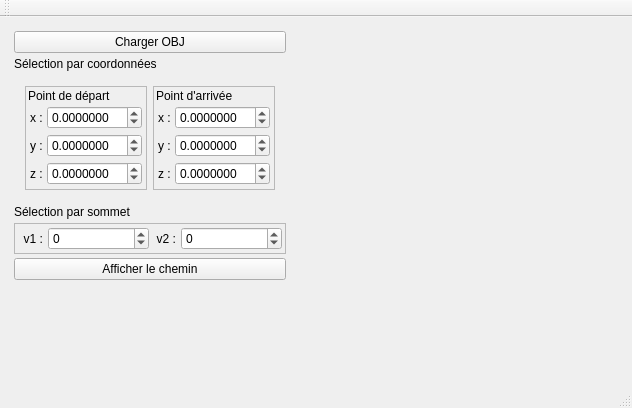
Above: mainwindow.ui from SuperToad/Plus-court-chemin-vers-M2 before the change. Below: the same form after it.
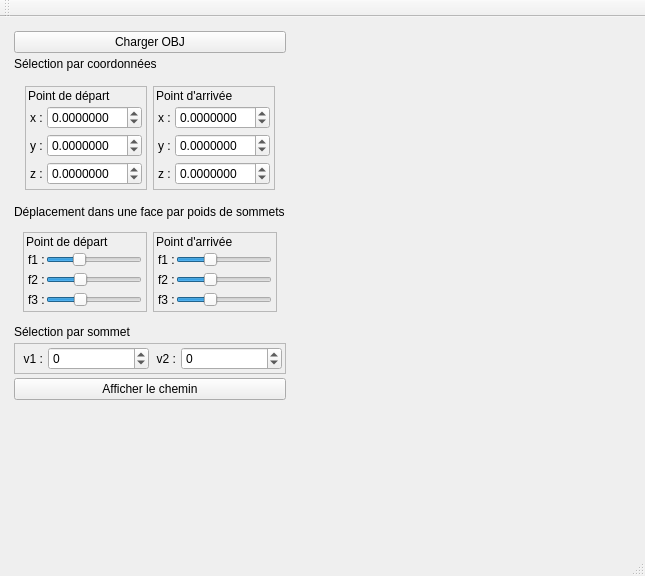
That is the form after the change. Custom widgets are drawn as their Qt base class.

Commit message: Interface sliders pour choix de point fait

Diff of the .ui file:
```diff
--- a/mainwindow.ui
+++ b/mainwindow.ui
@@ -6,8 +6,8 @@
    <rect>
     <x>0</x>
     <y>0</y>
-    <width>632</width>
-    <height>408</height>
+    <width>645</width>
+    <height>576</height>
    </rect>
   </property>
   <property name="windowTitle">
@@ -66,7 +66,7 @@
         </widget>
        </item>
        <item>
-        <widget class="QFrame" name="horizontalFrame">
+        <widget class="QFrame" name="frame_coordonnees">
          <property name="minimumSize">
           <size>
            <width>0</width>
@@ -400,6 +400,397 @@
          </layout>
         </widget>
        </item>
+       <item>
+        <widget class="QLabel" name="label_2">
+         <property name="text">
+          <string>Déplacement dans une face par poids de sommets</string>
+         </property>
+        </widget>
+       </item>
+       <item>
+        <widget class="QFrame" name="frame_deplacement">
+         <property name="minimumSize">
+          <size>
+           <width>0</width>
+           <height>0</height>
+          </size>
+         </property>
+         <layout class="QHBoxLayout" name="horizontalLayout_6">
+          <property name="leftMargin">
+           <number>9</number>
+          </property>
+          <property name="topMargin">
+           <number>9</number>
+          </property>
+          <property name="rightMargin">
+           <number>9</number>
+          </property>
+          <property name="bottomMargin">
+           <number>9</number>
+          </property>
+          <item>
+           <widget class="QFrame" name="verticalFrame">
+            <property name="frameShape">
+             <enum>QFrame::StyledPanel</enum>
+            </property>
+            <property name="frameShadow">
+             <enum>QFrame::Raised</enum>
+            </property>
+            <layout class="QVBoxLayout" name="verticalLayout_5">
+             <property name="spacing">
+              <number>1</number>
+             </property>
+             <property name="leftMargin">
+              <number>2</number>
+             </property>
+             <property name="topMargin">
+              <number>2</number>
+             </property>
+             <property name="rightMargin">
+              <number>2</number>
+             </property>
+             <property name="bottomMargin">
+              <number>2</number>
+             </property>
+             <item>
+              <widget class="QLabel" name="label">
+               <property name="text">
+                <string>Point de départ</string>
+               </property>
+              </widget>
+             </item>
+             <item>
+              <widget class="QFrame" name="widget_dx1">
+               <property name="minimumSize">
+                <size>
+                 <width>0</width>
+                 <height>0</height>
+                </size>
+               </property>
+               <layout class="QHBoxLayout" name="horizontalLayout_13">
+                <property name="spacing">
+                 <number>1</number>
+                </property>
+                <property name="leftMargin">
+                 <number>2</number>
+                </property>
+                <property name="topMargin">
+                 <number>2</number>
+                </property>
+                <property name="rightMargin">
+                 <number>2</number>
+                </property>
+                <property name="bottomMargin">
+                 <number>2</number>
+                </property>
+                <item>
+                 <widget class="QLabel" name="label_dx1">
+                  <property name="text">
+                   <string>f1 :</string>
+                  </property>
+                 </widget>
+                </item>
+                <item>
+                 <widget class="QSlider" name="slider_dx1">
+                  <property name="minimum">
+                   <number>0</number>
+                  </property>
+                  <property name="maximum">
+                   <number>100</number>
+                  </property>
+                  <property name="singleStep">
+                   <number>1</number>
+                  </property>
+                  <property name="value">
+                   <number>32</number>
+                  </property>
+                  <property name="orientation">
+                   <enum>Qt::Horizontal</enum>
+                  </property>
+                 </widget>
+                </item>
+               </layout>
+              </widget>
+             </item>
+             <item>
+              <widget class="QFrame" name="widget_dy1">
+               <property name="minimumSize">
+                <size>
+                 <width>0</width>
+                 <height>0</height>
+                </size>
+               </property>
+               <layout class="QHBoxLayout" name="horizontalLayout_8">
+                <property name="spacing">
+                 <number>1</number>
+                </property>
+                <property name="leftMargin">
+                 <number>2</number>
+                </property>
+                <property name="topMargin">
+                 <number>2</number>
+                </property>
+                <property name="rightMargin">
+                 <number>2</number>
+                </property>
+                <property name="bottomMargin">
+                 <number>2</number>
+                </property>
+                <item>
+                 <widget class="QLabel" name="label_dy1">
+                  <property name="text">
+                   <string>f2 :</string>
+                  </property>
+                 </widget>
+                </item>
+                <item>
+                 <widget class="QSlider" name="slider_dy1">
+                  <property name="minimum">
+                   <number>0</number>
+                  </property>
+                  <property name="maximum">
+                   <number>100</number>
+                  </property>
+                  <property name="value">
+                   <number>33</number>
+                  </property>
+                  <property name="orientation">
+                   <enum>Qt::Horizontal</enum>
+                  </property>
+                 </widget>
+                </item>
+               </layout>
+              </widget>
+             </item>
+             <item>
+              <widget class="QFrame" name="widget_dz1">
+               <property name="minimumSize">
+                <size>
+                 <width>0</width>
+                 <height>0</height>
+                </size>
+               </property>
+               <layout class="QHBoxLayout" name="horizontalLayout_7">
+                <property name="spacing">
+                 <number>1</number>
+                </property>
+                <property name="leftMargin">
+                 <number>2</number>
+                </property>
+                <property name="topMargin">
+                 <number>2</number>
+                </property>
+                <property name="rightMargin">
+                 <number>2</number>
+                </property>
+                <property name="bottomMargin">
+                 <number>2</number>
+                </property>
+                <item>
+                 <widget class="QLabel" name="label_dz1">
+                  <property name="frameShadow">
+                   <enum>QFrame::Plain</enum>
+                  </property>
+                  <property name="text">
+                   <string>f3 :</string>
+                  </property>
+                 </widget>
+                </item>
+                <item>
+                 <widget class="QSlider" name="slider_dz1">
+                  <property name="minimum">
+                   <number>0</number>
+                  </property>
+                  <property name="maximum">
+                   <number>100</number>
+                  </property>
+                  <property name="value">
+                   <number>33</number>
+                  </property>
+                  <property name="orientation">
+                   <enum>Qt::Horizontal</enum>
+                  </property>
+                 </widget>
+                </item>
+               </layout>
+              </widget>
+             </item>
+            </layout>
+            <zorder>label</zorder>
+            <zorder>widget_dz1</zorder>
+            <zorder>widget_dx1</zorder>
+            <zorder>widget_dy1</zorder>
+           </widget>
+          </item>
+          <item>
+           <widget class="QFrame" name="verticalFrame">
+            <property name="frameShape">
+             <enum>QFrame::StyledPanel</enum>
+            </property>
+            <property name="frameShadow">
+             <enum>QFrame::Raised</enum>
+            </property>
+            <layout class="QVBoxLayout" name="verticalLayout_6">
+             <property name="spacing">
+              <number>1</number>
+             </property>
+             <property name="leftMargin">
+              <number>2</number>
+             </property>
+             <property name="topMargin">
+              <number>2</number>
+             </property>
+             <property name="rightMargin">
+              <number>2</number>
+             </property>
+             <property name="bottomMargin">
+              <number>2</number>
+             </property>
+             <item>
+              <widget class="QLabel" name="label_darrivee">
+               <property name="text">
+                <string>Point d'arrivée</string>
+               </property>
+              </widget>
+             </item>
+             <item>
+              <widget class="QFrame" name="widget_dx2">
+               <layout class="QHBoxLayout" name="horizontalLayout_14">
+                <property name="spacing">
+                 <number>1</number>
+                </property>
+                <property name="leftMargin">
+                 <number>2</number>
+                </property>
+                <property name="topMargin">
+                 <number>2</number>
+                </property>
+                <property name="rightMargin">
+                 <number>2</number>
+                </property>
+                <property name="bottomMargin">
+                 <number>2</number>
+                </property>
+                <item>
+                 <widget class="QLabel" name="label_dx2">
+                  <property name="text">
+                   <string>f1 :</string>
+                  </property>
+                 </widget>
+                </item>
+                <item>
+                 <widget class="QSlider" name="slider_dx2">
+                  <property name="minimum">
+                   <number>0</number>
+                  </property>
+                  <property name="maximum">
+                   <number>100</number>
+                  </property>
+                  <property name="value">
+                   <number>33</number>
+                  </property>
+                  <property name="orientation">
+                   <enum>Qt::Horizontal</enum>
+                  </property>
+                 </widget>
+                </item>
+               </layout>
+              </widget>
+             </item>
+             <item>
+              <widget class="QFrame" name="widget_dy2">
+               <layout class="QHBoxLayout" name="horizontalLayout_15">
+                <property name="spacing">
+                 <number>1</number>
+                </property>
+                <property name="leftMargin">
+                 <number>2</number>
+                </property>
+                <property name="topMargin">
+                 <number>2</number>
+                </property>
+                <property name="rightMargin">
+                 <number>2</number>
+                </property>
+                <property name="bottomMargin">
+                 <number>2</number>
+                </property>
+                <item>
+                 <widget class="QLabel" name="label_dy2">
+                  <property name="text">
+                   <string>f2 :</string>
+                  </property>
+                 </widget>
+                </item>
+                <item>
+                 <widget class="QSlider" name="slider_dy2">
+                  <property name="minimum">
+                   <number>0</number>
+                  </property>
+                  <property name="maximum">
+                   <number>100</number>
+                  </property>
+                  <property name="value">
+                   <number>33</number>
+                  </property>
+                  <property name="orientation">
+                   <enum>Qt::Horizontal</enum>
+                  </property>
+                 </widget>
+                </item>
+               </layout>
+              </widget>
+             </item>
+             <item>
+              <widget class="QFrame" name="widget_dz2">
+               <layout class="QHBoxLayout" name="horizontalLayout_16">
+                <property name="spacing">
+                 <number>1</number>
+                </property>
+                <property name="leftMargin">
+                 <number>2</number>
+                </property>
+                <property name="topMargin">
+                 <number>2</number>
+                </property>
+                <property name="rightMargin">
+                 <number>2</number>
+                </property>
+                <property name="bottomMargin">
+                 <number>2</number>
+                </property>
+                <item>
+                 <widget class="QLabel" name="label_dz2">
+                  <property name="text">
+                   <string>f3 :</string>
+                  </property>
+                 </widget>
+                </item>
+                <item>
+                 <widget class="QSlider" name="slider_dz2">
+                  <property name="minimum">
+                   <number>0</number>
+                  </property>
+                  <property name="maximum">
+                   <number>100</number>
+                  </property>
+                  <property name="value">
+                   <number>33</number>
+                  </property>
+                  <property name="orientation">
+                   <enum>Qt::Horizontal</enum>
+                  </property>
+                 </widget>
+                </item>
+               </layout>
+              </widget>
+             </item>
+            </layout>
+           </widget>
+          </item>
+         </layout>
+        </widget>
+       </item>
        <item>
         <widget class="QLabel" name="label_9">
          <property name="text">
```
Left out of the diff: 5 changed lines with no effect on the pictures. The commit also changes 2 other files.
